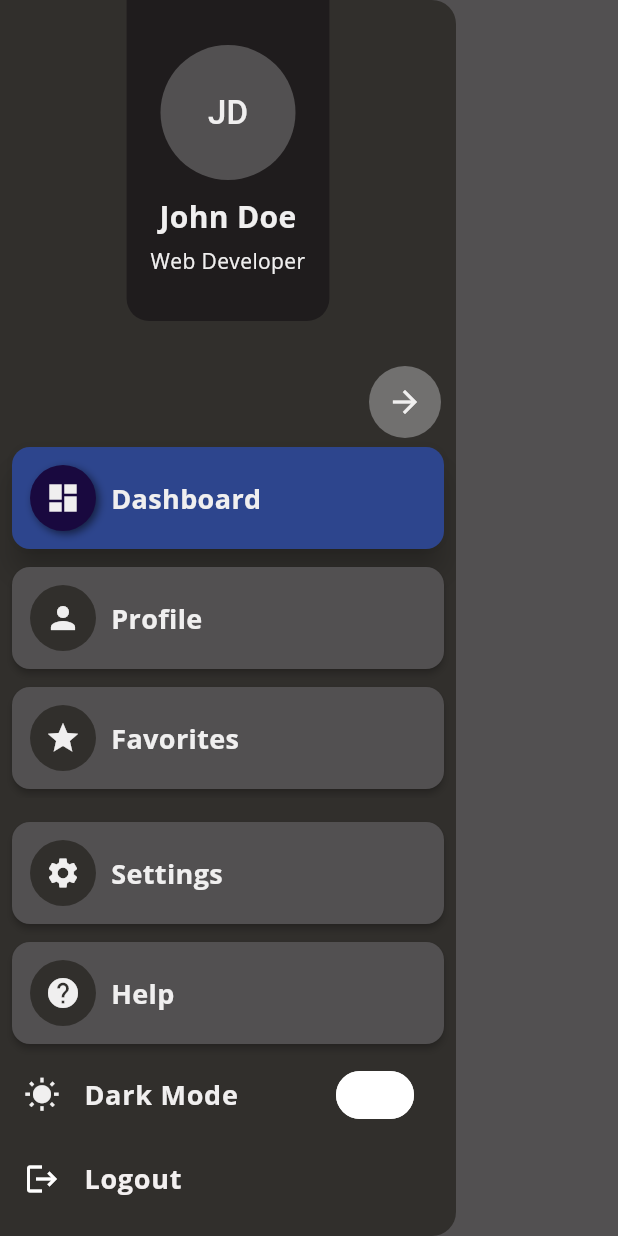
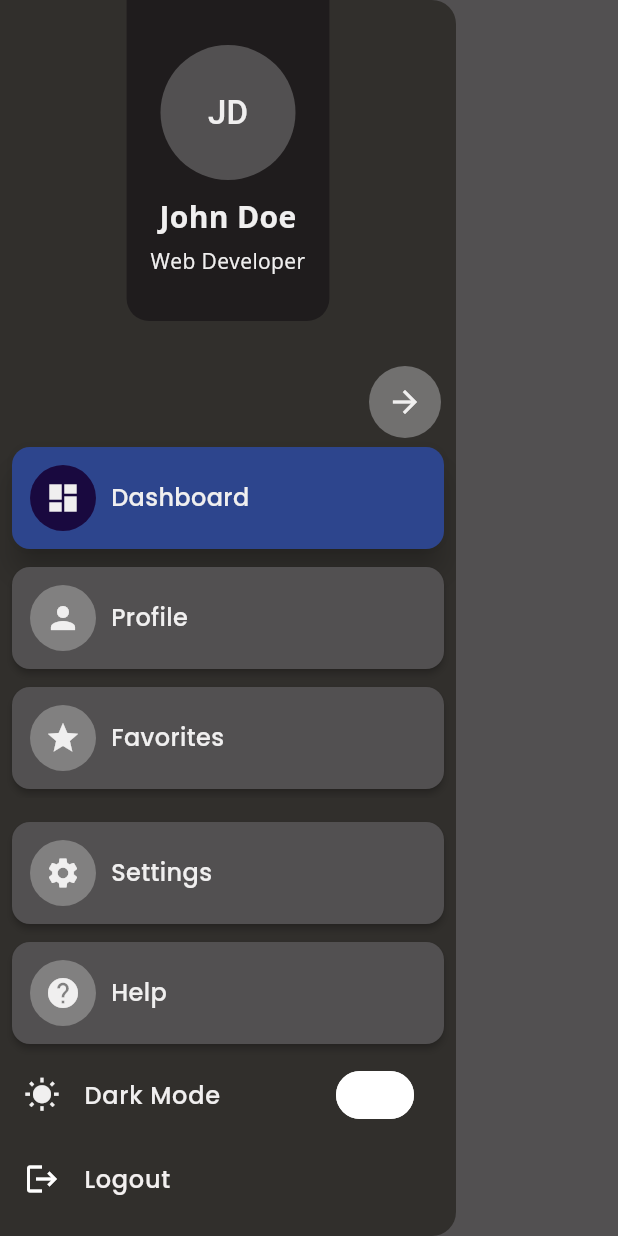
Before and after one commit to Abdirahmannor/task_manager_app, a Flutter app: the SidebarDrawer widget shown alone on an empty page, opened directly with empty values, on a phone screen of 412 x 824 dp. Run offline on Flutter 3.47's test engine with Material 3 defaults, Android fonts, the light colour scheme and no system bars; our stand-ins replace google_fonts, hive, hive_flutter, shared_preferences, sqflite, table_calendar; missing offline and left inert: bitsdojo_window, window_manager; accounts and stored records are empty.

Commit message:
Version 3.7: Enhanced hover and click effects in SidebarTabCard.

```diff
--- a/lib/theme/app_theme.dart
+++ b/lib/theme/app_theme.dart
@@ -12,13 +12,13 @@ class AppTheme {
   static const Color backgroundColor =
       Color.fromARGB(255, 82, 80, 81); // Light Background
   static const Color lightSidebarBackgroundColor =
-      Color.fromARGB(255, 49, 47, 44); // light Mode Sidebar Background
+      Color.fromARGB(255, 49, 47, 44); // Light Mode Sidebar Background
   static const Color sidebarBackgroundColor =
       Color.fromARGB(255, 19, 168, 81); // Light Mode Sidebar Background
   static const Color lightsidebarProfileBackgroundColor =
       Color.fromARGB(255, 31, 28, 29); // Light Mode Profile section background
   static const Color sidebarSelectedColor =
-      Color.fromARGB(255, 45, 69, 141); // Light Mode Active tab color (green)
+      Color.fromARGB(255, 45, 69, 141); // Light Mode Active tab color
   static const Color lightsidebarIconColor =
       Color.fromARGB(255, 129, 128, 128); // Light Mode Icon color
   static const Color sidebarInactiveIconColor =
@@ -33,7 +33,7 @@ class AppTheme {
   static const Color cardBackgroundColor =
       Color.fromARGB(255, 221, 19, 19); // Card Background Color
   static const Color LightIsHover =
-      Color.fromARGB(255, 22, 107, 33); // light Hover
+      Color.fromARGB(255, 22, 107, 33); // Light Hover
 
   // Dark Mode Colors
   static const Color darkBackgroundColor =
@@ -60,13 +60,20 @@ class AppTheme {
   static const Color darkIsHover = Color.fromARGB(255, 25, 9, 63); // Dark Hover
   static const Color darkiconcolor = darkTextColor;
 
-  static final TextStyle sidebarTextStyle = GoogleFonts.openSans(
-    fontSize: 18,
-    fontWeight: FontWeight.bold,
+  // Define font styles for sidebar
+  static final TextStyle sidebarTextStyle = GoogleFonts.poppins(
+    fontSize: 16, // Reduced font size for better alignment
+    fontWeight: FontWeight.w500, // Semi-bold for better visibility
     color: sidebarTextColor,
   );
 
-  // Define font styles
+  static final TextStyle sidebarActiveTextStyle = GoogleFonts.poppins(
+    fontSize: 18,
+    fontWeight: FontWeight.bold, // Bold for active tab
+    color: Colors.white, // Change to your desired color
+  );
+
+  // Define font styles for other sections
   static final TextTheme textTheme = TextTheme(
     displayLarge: GoogleFonts.poppins(
       fontSize: 32,
@@ -75,7 +82,7 @@ class AppTheme {
     ),
     headlineMedium: GoogleFonts.poppins(
       fontSize: 24,
-      fontWeight: FontWeight.bold,
+      fontWeight: FontWeight.w600, // Medium weight for better visibility
       color: textColor,
     ),
     bodyLarge: GoogleFonts.openSans(
--- a/lib/ui/widgets/sidebar_drawer.dart
+++ b/lib/ui/widgets/sidebar_drawer.dart
@@ -243,7 +243,7 @@ class _SidebarDrawerState extends State<SidebarDrawer> {
       child: SidebarTabCard(
         title: label,
         icon: icon,
-        isActive: isActive || isHovering,
+        isActive: isActive || isHovering, // Adjust the active state
         onTap: () {
           setState(() {
             activeTab = label; // Set the active tab
--- a/lib/ui/widgets/sidebar_tab_card.dart
+++ b/lib/ui/widgets/sidebar_tab_card.dart
@@ -2,7 +2,7 @@ import 'package:flutter/material.dart';
 import 'package:google_fonts/google_fonts.dart';
 import '../../theme/app_theme.dart';
 
-class SidebarTabCard extends StatelessWidget {
+class SidebarTabCard extends StatefulWidget {
   final String title;
   final IconData icon;
   final bool isActive;
@@ -17,19 +17,58 @@ class SidebarTabCard extends StatelessWidget {
   }) : super(key: key);
 
   @override
+  _SidebarTabCardState createState() => _SidebarTabCardState();
+}
+
+class _SidebarTabCardState extends State<SidebarTabCard> {
+  bool isHovering = false; // Track hover state
+  bool isPressed = false; // Track press state
+
+  @override
   Widget build(BuildContext context) {
     final isDarkMode = Theme.of(context).brightness == Brightness.dark;
 
     return GestureDetector(
-      onTap: onTap,
+      onTap: widget.onTap,
+      onTapDown: (_) {
+        setState(() {
+          isPressed = true; // Set pressed state to true
+        });
+      },
+      onTapUp: (_) {
+        setState(() {
+          isPressed = false; // Set pressed state to false
+        });
+      },
+      onTapCancel: () {
+        setState(() {
+          isPressed = false; // Reset pressed state on cancel
+        });
+      },
+      child: MouseRegion(
+        onEnter: (_) {
+          setState(() {
+            isHovering = true; // Set hovering state to true
+          });
+        },
+        onExit: (_) {
+          setState(() {
+            isHovering = false; // Set hovering state to false
+          });
+        },
         child: Card(
-        elevation: isActive ? 8 : 2, // Elevation based on active state
+          elevation: widget.isActive || isHovering ? 8 : 2,
           shape: RoundedRectangleBorder(
             borderRadius: BorderRadius.circular(12), // Rounded corners
           ),
           margin: const EdgeInsets.symmetric(vertical: 6, horizontal: 8),
-        color:
-            isActive ? AppTheme.sidebarSelectedColor : AppTheme.backgroundColor,
+          color: widget.isActive
+              ? AppTheme.sidebarSelectedColor
+              : isHovering || isPressed
+                  ? (isDarkMode
+                      ? AppTheme.darkIsHover
+                      : AppTheme.lightSidebarBackgroundColor)
+                  : AppTheme.backgroundColor,
           child: Padding(
             padding: const EdgeInsets.all(12), // Padding inside the card
             child: Row(
@@ -37,22 +76,30 @@ class SidebarTabCard extends StatelessWidget {
                 Container(
                   padding: const EdgeInsets.all(10),
                   decoration: BoxDecoration(
-                  color: isActive
+                    color: isPressed
+                        ? AppTheme.darkIsHover // Change color when pressed
+                        : isHovering
+                            ? (isDarkMode
+                                ? AppTheme.darkSidebarIconColor
+                                : AppTheme.lightSidebarBackgroundColor)
+                            : widget.isActive
                                 ? AppTheme.darkIsHover
                                 : isDarkMode
                                     ? AppTheme.darkSidebarIconColor
-                          : AppTheme.lightSidebarBackgroundColor,
+                                    : AppTheme.lightsidebarIconColor,
                     borderRadius: BorderRadius.circular(30),
                     boxShadow: [
                       BoxShadow(
-                      color: isActive ? Colors.black54 : Colors.transparent,
+                        color: isHovering || isPressed
+                            ? Colors.black54
+                            : Colors.transparent,
                         blurRadius: 4.0,
                         offset: const Offset(2.0, 2.0),
                       ),
                     ],
                   ),
                   child: Icon(
-                  icon,
+                    widget.icon,
                     color: isDarkMode
                         ? AppTheme.darkiconcolor
                         : AppTheme.lighticoncolor,
@@ -60,16 +107,18 @@ class SidebarTabCard extends StatelessWidget {
                 ),
                 const SizedBox(width: 10), // Space between icon and text
                 Text(
-                title,
+                  widget.title,
                   style: AppTheme.sidebarTextStyle.copyWith(
-                  color:
-                      isDarkMode ? AppTheme.darkTextColor : AppTheme.textColor,
+                    color: isDarkMode
+                        ? AppTheme.darkTextColor
+                        : AppTheme.textColor,
                   ),
                 ),
               ],
             ),
           ),
         ),
+      ),
     );
   }
 }
```
Lines whose indentation alone changed are shown as unchanged.
